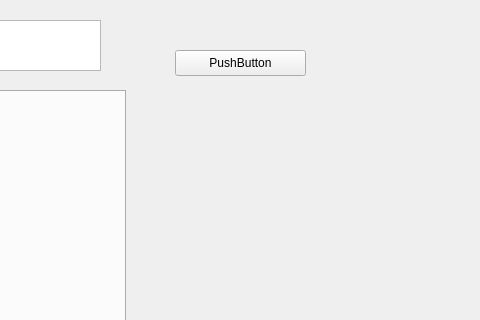
First picture: the form in LogFilter/mainwindow.ui, repository MoonlightEnjoyer/LogFilter, before the edit; both pictures show x 635 to 1115 and y 0 to 320 of the 1265 by 600 pixel window.
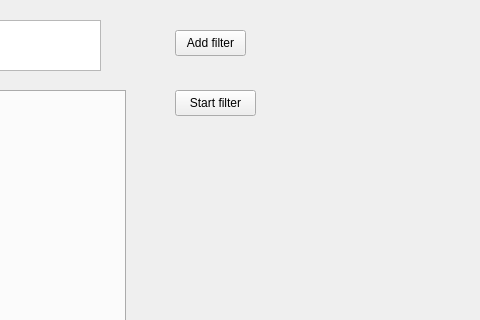
Second picture: the form after the edit.

```diff
--- a/LogFilter/mainwindow.ui
+++ b/LogFilter/mainwindow.ui
@@ -44,13 +44,26 @@
     <property name="geometry">
      <rect>
       <x>810</x>
-      <y>50</y>
-      <width>131</width>
+      <y>30</y>
+      <width>71</width>
       <height>26</height>
      </rect>
     </property>
     <property name="text">
-     <string>PushButton</string>
+     <string>Add filter</string>
+    </property>
+   </widget>
+   <widget class="QPushButton" name="startFilterButton">
+    <property name="geometry">
+     <rect>
+      <x>810</x>
+      <y>90</y>
+      <width>81</width>
+      <height>26</height>
+     </rect>
+    </property>
+    <property name="text">
+     <string>Start filter</string>
     </property>
    </widget>
   </widget>
```
